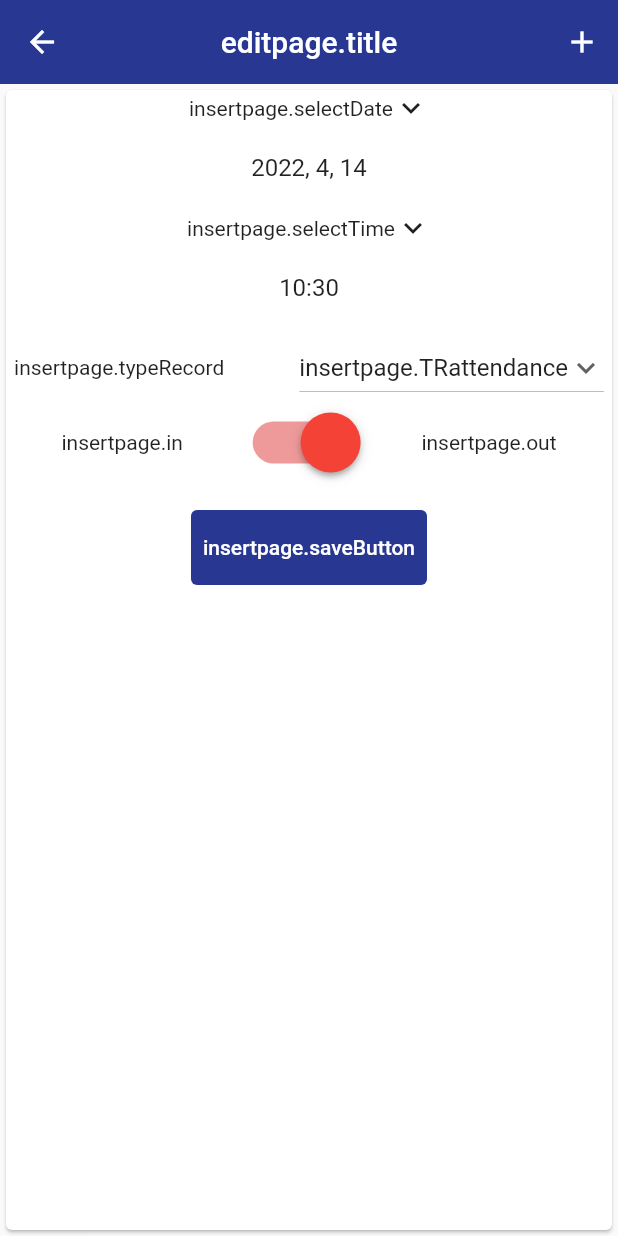
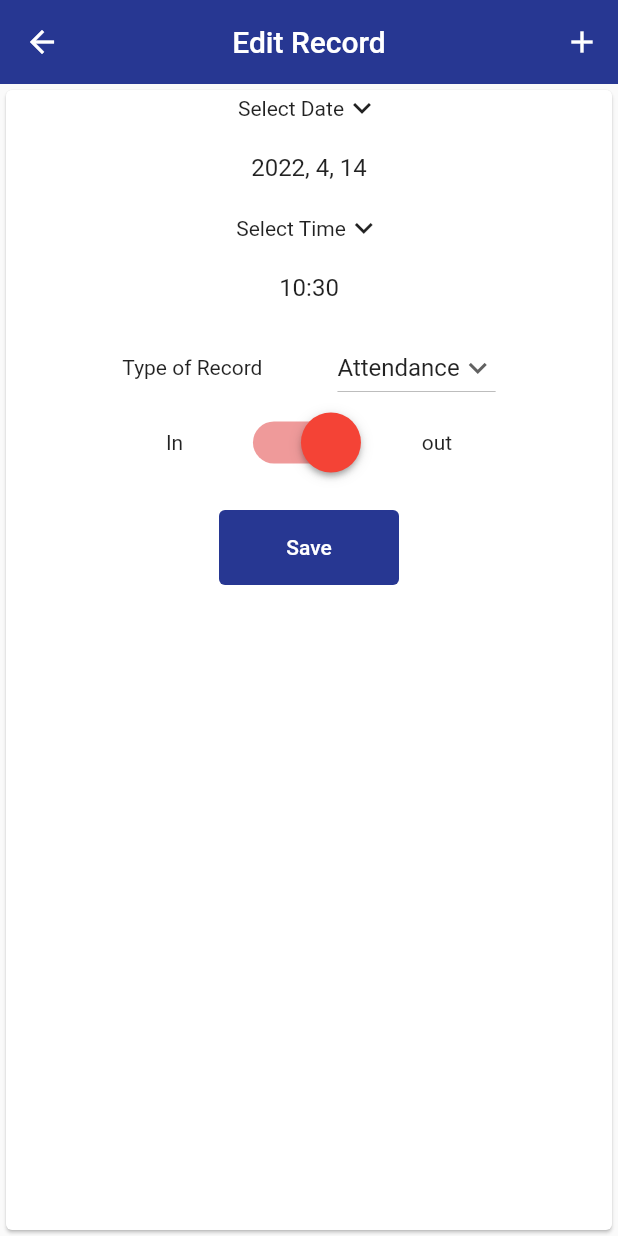
Before and after one commit to marcoafloreselsas/leadoneattendance, a Flutter app: the DisplayRecordScreen screen opened directly, after a tap on the "edit" icon, on a phone screen of 412 x 824 dp. Run offline on Flutter 3.47's test engine with Material 2 defaults, Android fonts, the phone set to English and light mode, and no system bars; our stand-ins replace easy_localization, firebase_auth, firebase_core, flutter_signin_button, google_sign_in; accounts and stored records are empty; network calls fail.

Commit message:
Trabajos Apr 14 2022

```diff
--- /dev/null
+++ b/lib/dialogs/dialogs.dart
@@ -0,0 +1,3 @@
+export 'package:leadoneattendance/dialogs/edit_alert.dart';
+export 'package:leadoneattendance/dialogs/insert_alert.dart';
+export 'package:leadoneattendance/dialogs/send_alert.dart';
--- a/lib/screens/displayrecord_screen.dart
+++ b/lib/screens/displayrecord_screen.dart
@@ -40,7 +40,7 @@ class _DisplayRecordScreenState extends State<DisplayRecordScreen> {
           child: Column(
             children: [
               ListTile(
-                title: Text("recordpage.TRattendance".tr()),
+                title: Text("displayrecords.TRattendance".tr()),
                 trailing: Wrap(
                   spacing: 12, // Espacio entre dos íconos
                   children: const <Widget>[
@@ -52,7 +52,7 @@ class _DisplayRecordScreenState extends State<DisplayRecordScreen> {
                 ),
               ),
               ListTile(
-                title: Text("recordpage.TRlunch".tr()),
+                title: Text("displayrecords.TRlunch".tr()),
                 trailing: Wrap(
                   spacing: 12, // Espacio entre dos íconos
                   children: const <Widget>[
@@ -64,7 +64,7 @@ class _DisplayRecordScreenState extends State<DisplayRecordScreen> {
                 ),
               ),
               ListTile(
-                title: Text("recordpage.TRovertime".tr()),
+                title: Text("displayrecords.TRovertime".tr()),
                 trailing: Wrap(
                   spacing: 12, // Espacio entre dos íconos
                   children: const <Widget>[
@@ -76,7 +76,7 @@ class _DisplayRecordScreenState extends State<DisplayRecordScreen> {
                 ),
               ),
               ListTile(
-                title: Text("recordpage.TRpermit".tr()),
+                title: Text("displayrecords.TRpermit".tr()),
                 trailing: Wrap(
                   spacing: 12, // Espacio entre dos íconos.
                   children: const <Widget>[
--- a/lib/screens/editrecord_screen.dart
+++ b/lib/screens/editrecord_screen.dart
@@ -16,14 +16,14 @@ class _EditRecordScreenState extends State<EditRecordScreen> {
   bool value = true;
 
     // Valor inicial de Dropdown Value
-  String dropdownvalue = 'insertpage.TRattendance'.tr();
+  String dropdownvalue = 'editrecords.TRattendance'.tr();
 
   // Lista de Articulos de Dropdown value
   var items = [
-    'insertpage.TRattendance'.tr(),
-    'insertpage.TRlunch'.tr(),
-    'insertpage.TRovertime'.tr(),
-    'insertpage.TRpermit'.tr(),
+    'editrecords.TRattendance'.tr(),
+    'editrecords.TRlunch'.tr(),
+    'editrecords.TRovertime'.tr(),
+    'editrecords.TRpermit'.tr(),
   ];
 
   @override
@@ -36,7 +36,7 @@ class _EditRecordScreenState extends State<EditRecordScreen> {
   Widget build(BuildContext context) {
     return Scaffold(
       appBar: AppBar(
-          title: const Text('editpage.title').tr(),
+          title: const Text('editrecords.title').tr(),
           centerTitle: true,
           actions: [
             IconButton(
@@ -55,7 +55,7 @@ class _EditRecordScreenState extends State<EditRecordScreen> {
           //LIST TILE DONDE SE MUESTRA EL DATE PICKER, Y SU ICONO PARA DESPLEGAR
           Row(
             children: [
-              const Text('insertpage.selectDate').tr(),
+              const Text('editrecords.selectDate').tr(),
               const Icon(Icons.keyboard_arrow_down_outlined),
             ],
           mainAxisAlignment: MainAxisAlignment.center,
@@ -69,7 +69,7 @@ class _EditRecordScreenState extends State<EditRecordScreen> {
           //LIST TILE DONDE SE MUESTRA EL DATE PICKER, Y SU ICONO PARA DESPLEGAR
           Row(
             children: [
-              const Text('insertpage.selectTime').tr(),
+              const Text('editrecords.selectTime').tr(),
               const Icon(Icons.keyboard_arrow_down_outlined),
             ],
           mainAxisAlignment: MainAxisAlignment.center,
@@ -82,7 +82,7 @@ class _EditRecordScreenState extends State<EditRecordScreen> {
           //Tipo de registro
           Row(
             children: [
-              const Text('insertpage.typeRecord').tr(),
+              const Text('editrecords.typeRecord').tr(),
               const Padding(padding: EdgeInsets.all(25.0)),
               DropdownButton(
               // Initial Value
@@ -111,11 +111,11 @@ class _EditRecordScreenState extends State<EditRecordScreen> {
            //Switch
             Row(
               children: [
-              const Text('insertpage.in').tr(),
+              const Text('editrecords.in').tr(),
               const Padding(padding: EdgeInsets.all(25.0)),
               buildSwitch(), //Manda llamar el switch.
               const Padding(padding: EdgeInsets.all(25.0)),
-              const Text('insertpage.out').tr(),
+              const Text('editrecords.out').tr(),
             ],
               mainAxisAlignment: MainAxisAlignment.center
             ),
@@ -128,7 +128,7 @@ class _EditRecordScreenState extends State<EditRecordScreen> {
                 minimumSize: const Size(120, 50) //Tamaño - WH
               ),
               onPressed: (){},
-              child: const Text('insertpage.saveButton').tr())
+              child: const Text('editrecords.saveButton').tr())
         ],
       ),
       ),
--- a/lib/screens/insertrecord_screen.dart
+++ b/lib/screens/insertrecord_screen.dart
@@ -16,14 +16,14 @@ class _InsertRecordScreenState extends State<InsertRecordScreen> {
   bool value = true;
 
     // Initial Selected Value
-  String dropdownvalue = 'insertpage.TRattendance'.tr();
+  String dropdownvalue = 'insertrecords.TRattendance'.tr();
 
   // List of items in our dropdown menu
   var items = [
-    'insertpage.TRattendance'.tr(),
-    'insertpage.TRlunch'.tr(),
-    'insertpage.TRovertime'.tr(),
-    'insertpage.TRpermit'.tr(),
+    'insertrecords.TRattendance'.tr(),
+    'insertrecords.TRlunch'.tr(),
+    'insertrecords.TRovertime'.tr(),
+    'insertrecords.TRpermit'.tr(),
   ];
 
 //Sobreescritura de la clase y dek widget
@@ -38,7 +38,7 @@ class _InsertRecordScreenState extends State<InsertRecordScreen> {
   Widget build(BuildContext context) {
     return Scaffold(
       appBar: AppBar(
-          title: const Text('insertpage.title').tr(),
+          title: const Text('insertrecords.title').tr(),
           centerTitle: true,
           actions: [
             IconButton(
@@ -57,7 +57,7 @@ class _InsertRecordScreenState extends State<InsertRecordScreen> {
           //LIST TILE DONDE SE MUESTRA EL DATE PICKER, Y SU ICONO PARA DESPLEGAR
           Row(
             children: [
-              const Text('insertpage.selectDate').tr(),
+              const Text('insertrecords.selectDate').tr(),
               const Icon(Icons.keyboard_arrow_down_outlined),
             ],
           mainAxisAlignment: MainAxisAlignment.center,
@@ -70,7 +70,7 @@ class _InsertRecordScreenState extends State<InsertRecordScreen> {
           //LIST TILE DONDE SE MUESTRA EL DATE PICKER, Y SU ICONO PARA DESPLEGAR
           Row(
             children: [
-              const Text('insertpage.selectTime').tr(),
+              const Text('insertrecords.selectTime').tr(),
               const Icon(Icons.keyboard_arrow_down_outlined),
             ],
           mainAxisAlignment: MainAxisAlignment.center,
@@ -82,7 +82,7 @@ class _InsertRecordScreenState extends State<InsertRecordScreen> {
           //TIPO DE REGISTRO
           Row(
             children: [
-              const Text('insertpage.typeRecord').tr(),
+              const Text('insertrecords.typeRecord').tr(),
               const Padding(padding: EdgeInsets.all(25.0)),
               DropdownButton(
               value: dropdownvalue,
@@ -105,11 +105,11 @@ class _InsertRecordScreenState extends State<InsertRecordScreen> {
            //SWITCH
             Row(
               children: [
-              const Text('insertpage.in').tr(),
+              const Text('insertrecords.in').tr(),
               const Padding(padding: EdgeInsets.all(25.0)),
               buildSwitch(), //WIDGET DEL SWITCH
               const Padding(padding: EdgeInsets.all(25.0)),
-              const Text('insertpage.out').tr(),
+              const Text('insertrecords.out').tr(),
             ],
               mainAxisAlignment: MainAxisAlignment.center
             ),
@@ -122,7 +122,7 @@ class _InsertRecordScreenState extends State<InsertRecordScreen> {
                 minimumSize: const Size(120, 50) //TAMANO - WH
               ),
               onPressed: (){},
-              child: const Text('insertpage.saveButton').tr())
+              child: const Text('insertrecords.saveButton').tr())
         ],
       ),
       ),
--- a/lib/widgets/record_widget.dart
+++ b/lib/widgets/record_widget.dart
@@ -15,7 +15,7 @@ class Record extends StatelessWidget {
           child: Column(
             children: [
               ListTile(
-                title: Text("recordpage.TRattendance".tr()),
+                title: Text("displayrecords.TRattendance".tr()),
                 trailing: Wrap(
                   spacing: 12, // space between two icons
                   children: const <Widget>[
@@ -27,7 +27,7 @@ class Record extends StatelessWidget {
                 ),
               ),
               ListTile(
-                title: Text("recordpage.TRlunch".tr()),
+                title: Text("displayrecords.TRlunch".tr()),
                 trailing: Wrap(
                   spacing: 12, // space between two icons
                   children: const <Widget>[
```
Also changed, not shown: lib/screens/sendreport_screen.dart (+13 -1 lines), lib/dialogs/edit_alert.dart (added), lib/dialogs/insert_alert.dart (added), lib/dialogs/send_alert.dart (added).
